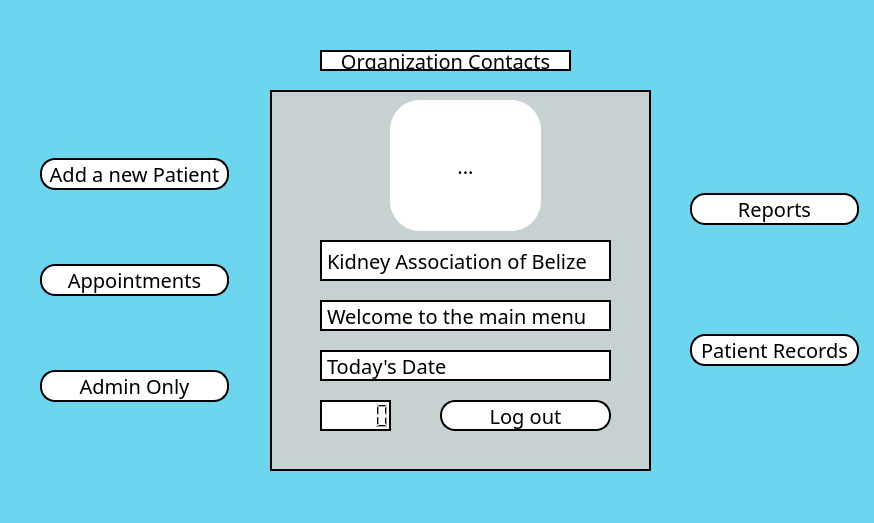
Above: homemenu.ui from Lurothero/KidneyAssociation before the change. Below: the same form after it.
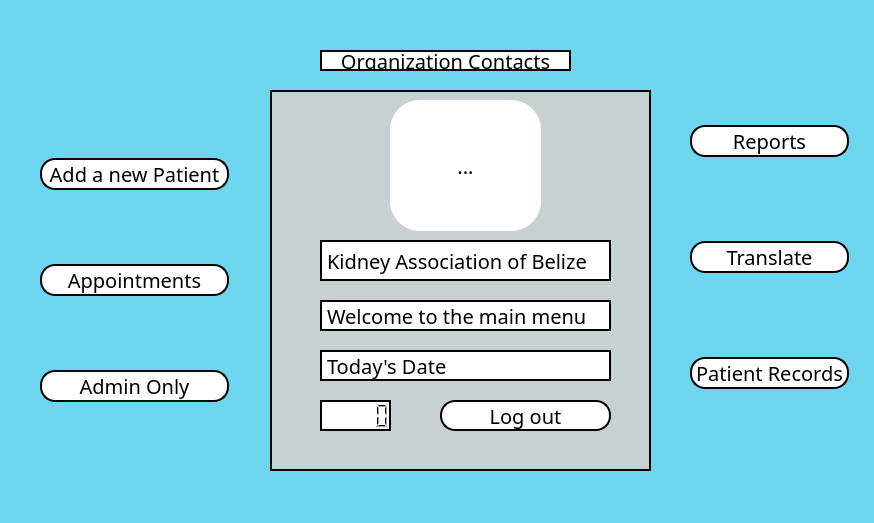
That is the form after the change. Icons and pictures are not drawn.

Commit message: Added translate button

Patch:
```diff
--- a/homemenu.ui
+++ b/homemenu.ui
@@ -309,13 +309,13 @@
     </item>
    </layout>
   </widget>
-  <widget class="QWidget" name="layoutWidget">
+  <widget class="QWidget" name="">
    <property name="geometry">
     <rect>
      <x>690</x>
-     <y>90</y>
-     <width>169</width>
-     <height>381</height>
+     <y>47</y>
+     <width>159</width>
+     <height>421</height>
     </rect>
    </property>
    <layout class="QVBoxLayout" name="verticalLayout_2">
@@ -341,6 +341,28 @@
       </property>
      </widget>
     </item>
+    <item>
+     <widget class="QPushButton" name="translateButton">
+      <property name="styleSheet">
+       <string notr="true">QPushButton
+{
+   border: 2px solid black;
+   background-color: white;
+   border-radius: 15px;
+}
+
+QPushButton:hover
+{
+   color: #D1D2D2;
+   border-radius: 15px;
+   background: #426a78;
+}</string>
+      </property>
+      <property name="text">
+       <string>Translate</string>
+      </property>
+     </widget>
+    </item>
     <item>
      <widget class="QPushButton" name="patientRecButton">
       <property name="styleSheet">
```
Left out of the diff: 8 changed lines with no effect on the pictures. The commit also changes 6 other files.
